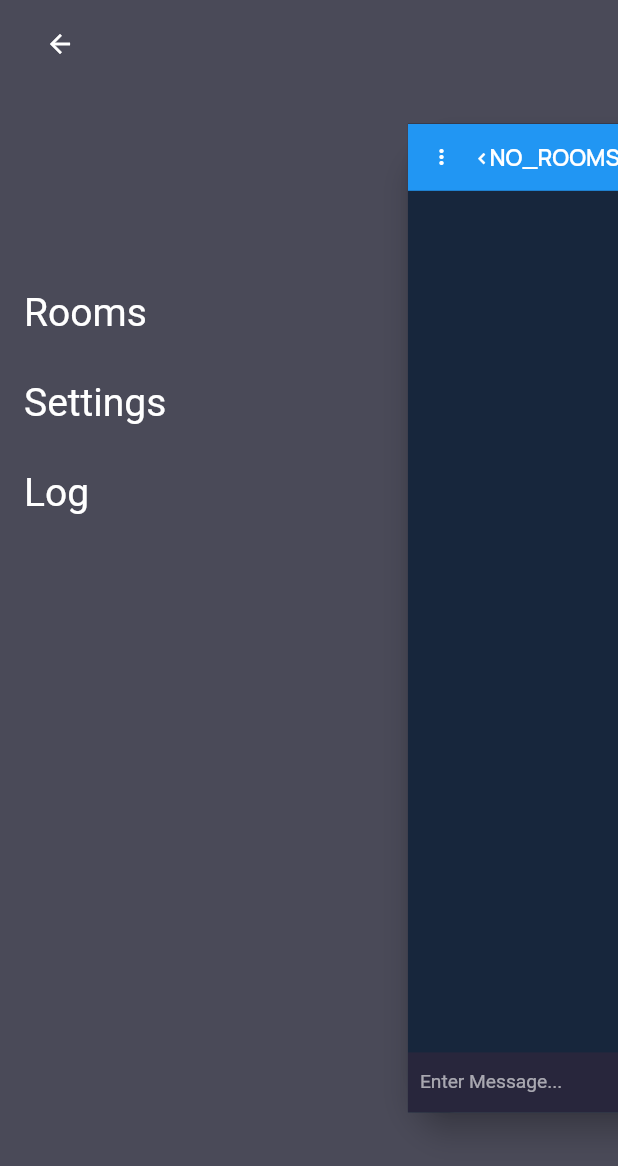
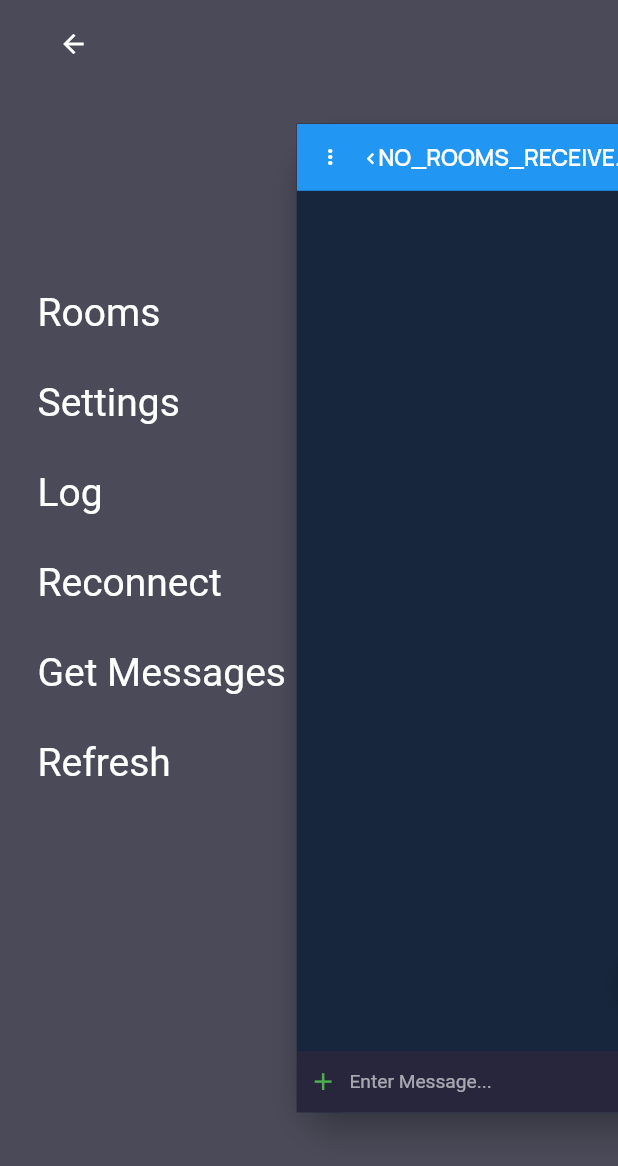
Before and after one commit to worldexplorer/shopping_list_flutter, a Flutter app: the screen it shows after launch, after a tap on the "more vert" icon, on a phone screen of 412 x 824 dp. Shown: the top 1166 px of the screen. Run offline on Flutter 3.47's test engine with Material 2 defaults, Android fonts, the phone set to English and light mode, and no system bars; our stand-ins replace fluentui_system_icons, flutter_hooks, flutter_styled_toast, google_fonts, hooks_riverpod, socket_io_client; accounts and stored records are empty; network calls fail.

Commit message:
+routes, +reconnect crashes, +TextField(min:1, max:12), +ChatWrapperAppbar/Slivers, +

```diff
--- a/lib/hooks/scroll_controller_for_animation.dart
+++ b/lib/hooks/scroll_controller_for_animation.dart
@@ -36,10 +36,10 @@
         case ScrollDirection.forward:
           // State has the "widget" property
           // HookState has the "hook" property
-          hook.animationController.forward();
+          hook.animationController.reverse();
           break;
         case ScrollDirection.reverse:
-          hook.animationController.reverse();
+          hook.animationController.forward();
           break;
         case ScrollDirection.idle:
           break;
--- a/lib/main.dart
+++ b/lib/main.dart
@@ -6,6 +6,7 @@
 import 'env/env.dart';
 import 'env/env_loader.dart';
 import 'network/connection.dart';
+import 'utils/routes.dart';
 import 'views/home.dart';
 
 Future<void> main() async {
@@ -27,6 +28,8 @@
     final connection = ref.watch(connectionStateProvider(env));
     connection.connect(); // went to background; will notify listeners
 
+    final router = ref.watch(routerProvider);
+
     return MaterialApp(
       title: 'Shopping List',
       theme: ThemeData(
@@ -35,6 +38,7 @@
       // home: HomeWidget(),
       home: const SafeArea(child: Home()),
       debugShowCheckedModeBanner: true,
+      routes: router.widgetByNamedRoute,
     );
   }
 }
--- a/lib/network/connection.dart
+++ b/lib/network/connection.dart
@@ -32,6 +32,7 @@
 
   void lateBindCreateSocket(IncomingState incomingState) {
     _incomingState = incomingState;
+    _incomingState.connection = this;
     outgoingHandlers = OutgoingHandlers(_connectionState, _incomingState);
     _incomingState.outgoingHandlers = outgoingHandlers;
     incomingHandlers =
--- a/lib/network/incoming/incoming_state.dart
+++ b/lib/network/incoming/incoming_state.dart
@@ -1,5 +1,6 @@
 import 'package:flutter/foundation.dart';
 import 'package:hooks_riverpod/hooks_riverpod.dart';
+import '../connection.dart';
 
 import 'message_dto.dart';
 import 'room_dto.dart';
@@ -15,6 +16,7 @@
 
 class IncomingState extends ChangeNotifier {
   late OutgoingHandlers outgoingHandlers;
+  late Connection connection;
 
   UserDto? _user;
   UserDto get user => _user!;
--- a/lib/utils/routes.dart
+++ b/lib/utils/routes.dart
@@ -5,87 +5,190 @@
 
 import 'package:flutter/material.dart';
 import 'package:hooks_riverpod/hooks_riverpod.dart';
+import 'package:shopping_list_flutter/network/incoming/incoming.dart';
 
 import '../views/views.dart';
+import 'ui_notifier.dart';
 
-final routerProvider = ChangeNotifierProvider<Router>((ref) => Router());
+final routerProvider = ChangeNotifierProvider<Router>((ref) => Router(ref));
 
 class Router extends ChangeNotifier {
-  RouteItem get initialRoute => currentRoom;
+  RouteMenuItem get initialRoute => currentRoom;
 
-  final home = RouteItem(
+  late RouteMenuItem home;
+  late RouteMenuItem currentRoom;
+  late RouteMenuItem rooms;
+  late RouteMenuItem settings;
+  late RouteMenuItem log;
+  late ActionMenuItem reconnect;
+  late ActionMenuItem getMessages;
+  late ActionMenuItem refresh;
+
+  late Map<Page, MenuItem> _menuItems;
+
+  List<MenuItem> get visibleMenuItems => _menuItems.values
+      .toList()
+      .where((x) => x.isVisibleInMenu == true)
+      .toList();
+
+  Map<String, Widget Function(BuildContext)> get widgetByNamedRoute {
+    Map<String, Widget Function(BuildContext)> ret = {};
+    for (var x in visibleMenuItems) {
+      if (x is RouteMenuItem) {
+        RouteMenuItem routeMenuItem = x;
+        ret.addAll(
+            {routeMenuItem.path: (context) => routeMenuItem.widget(context)});
+      }
+    }
+    return ret;
+  }
+
+  Router(ChangeNotifierProviderRef ref) {
+    home = RouteMenuItem(
         page: Page.Home,
-      title: "HOME",
+        title: 'HOME',
         path: '/home',
         widget: (BuildContext context) => const Home(),
         isSelectedInMenu: false,
         isVisibleInMenu: false);
 
-  final currentRoom = RouteItem(
+    currentRoom = RouteMenuItem(
         page: Page.CurrentRoom,
-      title: "",
+        title: '',
         path: '/currentRoom',
         widget: (BuildContext context) => const Home(),
         isSelectedInMenu: false,
         isVisibleInMenu: true);
 
-  final rooms = RouteItem(
+    rooms = RouteMenuItem(
       page: Page.Rooms,
-      title: "Rooms",
+      title: 'Rooms',
       path: '/rooms',
       widget: (BuildContext context) => const Rooms(),
       isSelectedInMenu: false,
-      isVisibleInMenu: true);
+      isVisibleInMenu: true,
+    );
 
-  final settings = RouteItem(
+    settings = RouteMenuItem(
         page: Page.Settings,
-      title: "Settings",
+        title: 'Settings',
         path: '/settings',
         widget: (BuildContext context) => const Settings(),
         isSelectedInMenu: false,
         isVisibleInMenu: true);
 
-  final log = RouteItem(
+    log = RouteMenuItem(
         page: Page.Log,
-      title: "Log",
+        title: 'Log',
         path: '/log',
         widget: (BuildContext context) => Log(),
         isSelectedInMenu: false,
         isVisibleInMenu: true);
 
-  late Map<Page, RouteItem> _routes;
-  List<RouteItem> get visibleMenuItems =>
-      _routes.values.toList().where((x) => x.isVisibleInMenu == true).toList();
+    reconnect = ActionMenuItem(
+        page: Page.Reconnect,
+        title: 'Reconnect',
+        action: () {
+          final incoming = ref.watch(incomingStateProvider);
+          final connection = incoming.connection;
+          connection.reconnect();
+        },
+        isSelectedInMenu: false,
+        isVisibleInMenu: true);
 
-  Router() {
-    _routes = {
+    getMessages = ActionMenuItem(
+        page: Page.GetMessages,
+        title: 'Get Messages',
+        action: () {
+          final incoming = ref.watch(incomingStateProvider);
+          incoming.outgoingHandlers.sendGetMessages(incoming.currentRoomId);
+        },
+        isSelectedInMenu: false,
+        isVisibleInMenu: true);
+
+    refresh = ActionMenuItem(
+        page: Page.Refresh,
+        title: 'Refresh',
+        action: () {
+          final ui = ref.watch(uiStateProvider);
+          ui.incrementRefreshCounter();
+          refresh.title = 'Refresh (${ui.refreshCounter})';
+        },
+        isSelectedInMenu: false,
+        isVisibleInMenu: true);
+
+    _menuItems = {
       Page.Home: home,
       Page.CurrentRoom: currentRoom,
       Page.Rooms: rooms,
       Page.Settings: settings,
       Page.Log: log,
+      Page.Reconnect: reconnect,
+      Page.GetMessages: getMessages,
+      Page.Refresh: refresh,
     };
   }
 }
 
-enum Page { Home, CurrentRoom, Rooms, Settings, Log }
+enum Page {
+  Home,
+  CurrentRoom,
+  Rooms,
+  Settings,
+  Log,
+  Reconnect,
+  GetMessages,
+  Refresh
+}
 
-class RouteItem {
+class MenuItem {
   Page page;
   String title;
-  String path;
-  WidgetBuilder widget;
-  Map<String, String>? parameters;
   bool isVisibleInMenu = true;
   bool isSelectedInMenu = false;
 
-  RouteItem({
+  MenuItem({
     required this.page,
     required this.title,
-    required this.path,
-    required this.widget,
-    this.parameters,
     required this.isVisibleInMenu,
     required this.isSelectedInMenu,
   });
 }
+
+class RouteMenuItem extends MenuItem {
+  String path;
+  WidgetBuilder widget;
+  Map<String, String>? parameters;
+
+  RouteMenuItem({
+    required page,
+    required title,
+    required isVisibleInMenu,
+    required isSelectedInMenu,
+    required this.path,
+    required this.widget,
+    this.parameters,
+  }) : super(
+          page: page,
+          title: title,
+          isVisibleInMenu: isVisibleInMenu,
+          isSelectedInMenu: isSelectedInMenu,
+        );
+}
+
+class ActionMenuItem extends MenuItem {
+  Function() action;
+
+  ActionMenuItem({
+    required page,
+    required title,
+    required isVisibleInMenu,
+    required isSelectedInMenu,
+    required this.action,
+  }) : super(
+          page: page,
+          title: title,
+          isVisibleInMenu: isVisibleInMenu,
+          isSelectedInMenu: isSelectedInMenu,
+        );
+}
--- a/lib/views/chat/chat.dart
+++ b/lib/views/chat/chat_wrapper_slivers.dart
@@ -11,8 +11,8 @@
 import 'flat_text_field.dart';
 import '../views.dart';
 
-class Chat extends HookConsumerWidget {
-  Chat({Key? key}) : super(key: key);
+class ChatWrapperSlivers extends HookConsumerWidget {
+  const ChatWrapperSlivers({Key? key}) : super(key: key);
 
   @override
   Widget build(BuildContext context, WidgetRef ref) {
@@ -118,13 +118,17 @@
               )),
           SliverFillRemaining(
             hasScrollBody: true,
-            child: Column(children: [
-              const Flexible(child: ChatMessages()),
-              Container(
-                  height: 50,
-                  // margin: const EdgeInsets.fromLTRB(16, 0, 16, 16),
-                  // color: Colors.yellow,
-                  child: FlatTextField()),
+            child: Column(mainAxisSize: MainAxisSize.max, children: const [
+              Expanded(child: ChatMessages()),
+              // Container(
+              // height: 50,
+              // margin: const EdgeInsets.fromLTRB(16, 0, 16, 16),
+              // color: Colors.yellow,
+              // child: const
+              // Flexible(child:
+              FlatTextField()
+              // )
+              // ),
             ]),
           )
         ],
--- a/lib/views/chat/flat_text_field.dart
+++ b/lib/views/chat/flat_text_field.dart
@@ -8,7 +8,7 @@
 import 'dart:async';
 
 class FlatTextField extends HookConsumerWidget {
-  FlatTextField({Key? key}) : super(key: key);
+  const FlatTextField({Key? key}) : super(key: key);
 
   @override
   Widget build(BuildContext context, WidgetRef ref) {
@@ -27,7 +27,8 @@
       msgInputCtrl.clear();
     }
 
-    return Container(
+    return
+        // Container(
         // decoration: BoxDecoration(
         //   color: altColor,
         //   borderRadius: BorderRadius.circular(6),
@@ -38,14 +39,21 @@
         //     )
         //   ],
         // ),
-      child: Container(
+        // child:
+        Container(
       color: altColor,
       padding: const EdgeInsets.symmetric(horizontal: 10),
       child: Row(
         mainAxisAlignment: MainAxisAlignment.center,
         mainAxisSize: MainAxisSize.max,
         children: [
+          const Icon(
+            Icons.add_outlined,
+            color: Colors.green,
+          ),
+          const SizedBox(width: 10),
           //prefix ?? SizedBox(width: 0, height: 0,),
+          // https://stackoverflow.com/questions/57803737/flutter-renderflex-children-have-non-zero-flex-but-incoming-height-constraints
           Expanded(
             child: TextField(
                 // onChanged: (String text) {
@@ -55,8 +63,10 @@
                 //     outgoing.sendTyping(false);
                 //   });
                 // },
-                  textInputAction: TextInputAction.send,
-                  maxLines: 6,
+                textInputAction: TextInputAction.newline,
+                keyboardType: TextInputType.multiline,
+                minLines: 1,
+                maxLines: 12,
                 onSubmitted: (txt) => sendMessageFromInput,
                 controller: msgInputCtrl,
                 decoration: InputDecoration(
@@ -74,7 +84,7 @@
                 ),
                 style: const TextStyle(color: Colors.white)),
           ),
-
+          const SizedBox(width: 5),
           IconButton(
             icon: const Icon(
               FluentIcons.send_28_filled,
@@ -84,7 +94,7 @@
             onPressed: sendMessageFromInput,
           ),
         ],
-        ),
+        // ),
       ),
     );
   }
--- a/lib/views/home.dart
+++ b/lib/views/home.dart
@@ -5,8 +5,7 @@
 import 'package:hooks_riverpod/hooks_riverpod.dart';
 import 'package:shopping_list_flutter/utils/ui_notifier.dart';
 
-import 'chat/chat.dart';
-import 'menu.dart';
+import 'views.dart';
 
 class Home extends HookConsumerWidget {
   const Home({Key? key}) : super(key: key);
@@ -21,7 +20,7 @@
       screenWidth.value = widthAfterRebuild;
     }, [widthAfterRebuild]);
 
-    final duration = useState(const Duration(milliseconds: 300));
+    final duration = useState(const Duration(milliseconds: 200));
     final menuVisibleController =
         useAnimationController(duration: duration.value);
 
@@ -47,7 +46,7 @@
               child: const Align(
                 alignment: Alignment.centerLeft,
                 child: Padding(
-                  padding: EdgeInsets.only(left: 16.0),
+                  padding: EdgeInsets.only(left: 25.0),
                   child: Menu(),
                 ),
               ),
@@ -57,7 +56,7 @@
             duration: duration.value,
             top: 0,
             bottom: 0,
-            left: ui.isMenuVisible ? 0 : 0.6 * screenWidth.value,
+            left: ui.isMenuVisible ? 0 : 0.4 * screenWidth.value,
             right: ui.isMenuVisible ? 0 : -0.2 * screenWidth.value,
             child: ScaleTransition(
               scale: scaleAnimation.value,
@@ -69,7 +68,8 @@
                 child: IgnorePointer(
                   // https://stackoverflow.com/questions/50600747/flutter-ignore-touch-events-on-a-widget
                   ignoring: !ui.isMenuVisible,
-                  child: Chat(),
+                  child: const ChatWrapperSlivers(),
+                  // child: const ChatWrapperAppbar(),
                 ),
               ),
             ),
--- a/lib/views/menu.dart
+++ b/lib/views/menu.dart
@@ -36,26 +36,38 @@
                 mainAxisSize: MainAxisSize.min,
                 mainAxisAlignment: MainAxisAlignment.spaceAround,
                 crossAxisAlignment: CrossAxisAlignment.start,
-                children: createMenuItems(router.visibleMenuItems)),
+                children: createMenuItems(router.visibleMenuItems, context)),
           ],
         ));
   }
 
-  List<Widget> createMenuItems(List<RouteItem> routeItems) {
-    final rendered = routeItems.map(createMenuItemfromRouteItem).toList();
+  List<Widget> createMenuItems(
+      List<MenuItem> routeItems, BuildContext context) {
+    final rendered =
+        routeItems.map((x) => createMenuItemFromRouteItem(x, context)).toList();
     List<Widget> ret = [];
-    rendered.forEach((routeItem) {
+    for (var routeItem in rendered) {
       ret.add(routeItem);
-      ret.add(SizedBox(height: 30));
-    });
+      ret.add(const SizedBox(height: 30));
+    }
     return ret;
   }
 
-  Widget createMenuItemfromRouteItem(RouteItem routeItem) {
+  Widget createMenuItemFromRouteItem(MenuItem routeItem, BuildContext context) {
     return GestureDetector(
       onTap: () {
         StaticLogger.append('CLICKED ${routeItem.title}');
-        // BlocProvider.of<NavigationBloc>(context).add(NavigationEvents.DashboardClickedEvent);
+        if (routeItem is RouteMenuItem) {
+          RouteMenuItem routeMenuItem = routeItem;
+          Navigator.pushNamed(
+            context,
+            routeMenuItem.path,
+          );
+        }
+        if (routeItem is ActionMenuItem) {
+          ActionMenuItem actionMenuItem = routeItem;
+          actionMenuItem.action();
+        }
       },
       child: Text(routeItem.title,
           style: TextStyle(
--- a/lib/views/views.dart
+++ b/lib/views/views.dart
@@ -1,4 +1,5 @@
-export 'chat/chat.dart';
+export 'chat/chat_wrapper_appbar.dart';
+export 'chat/chat_wrapper_slivers.dart';
 export 'home.dart';
 export 'log.dart';
 export 'menu.dart';
```
Also changed, not shown: lib/network/incoming/incoming_handlers.dart (+14 -5 lines), lib/utils/ui_notifier.dart (+7 -0 lines), lib/views/chat/chat_messages.dart (+18 -9 lines), lib/views/chat/chat_wrapper_appbar.dart (added, +122 -0 lines). Lines whose indentation alone changed are shown as unchanged.
